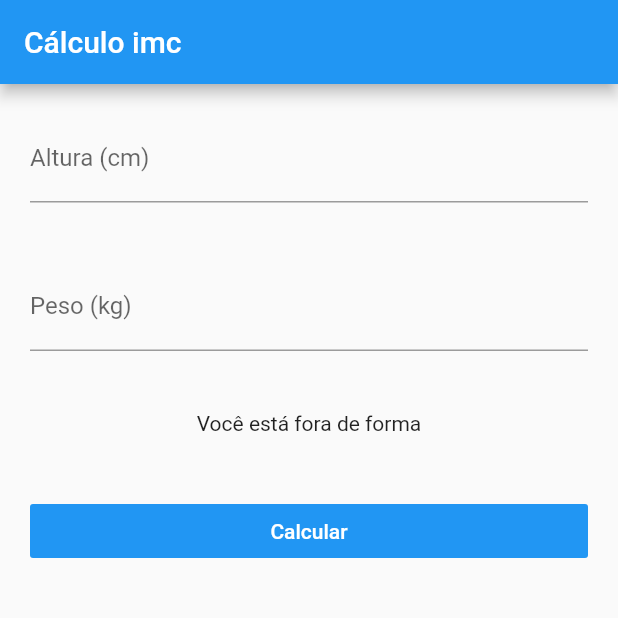
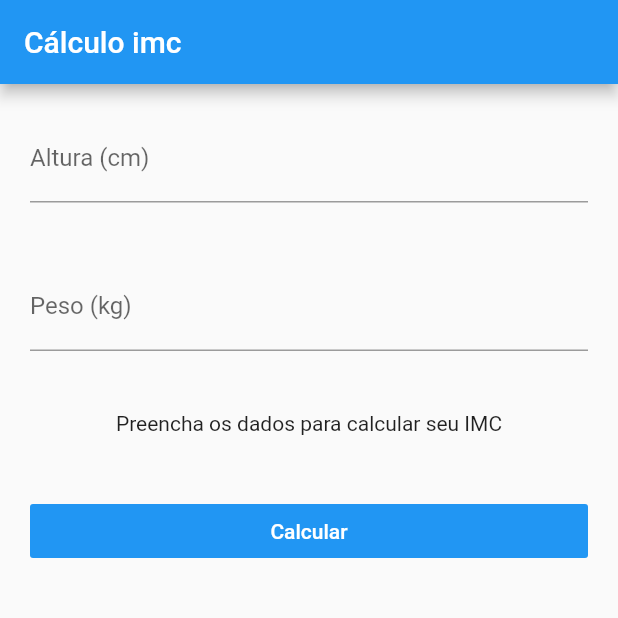
Before and after one commit to kauemurakami/flutter-bloc-imc, a Flutter app: the screen it shows after launch, after a tap on "Calcular", on a phone screen of 412 x 824 dp, the top half of it. Run offline on Flutter 3.47's test engine with Material 2 defaults, Android fonts, the phone set to English and light mode, and no system bars; our stand-ins replace flutter_masked_text.

Commit message:
utilizando bloc

```diff
--- /dev/null
+++ b/lib/blocs/imc.bloc.dart
@@ -0,0 +1,29 @@
+import 'package:flutter_masked_text/flutter_masked_text.dart';
+
+class imcBloc{
+
+  var heightController = new MaskedTextController(mask: '000');
+  var weightController = new MaskedTextController(mask: '000');
+  var result = "Preencha os dados para calcular seu IMC";
+
+  calculate(){
+    double weight = double.parse(weightController.text);
+    double height = double.parse(heightController.text) / 100;
+    double imc = weight / (height * height);
+
+    if(imc < 18.6){
+      result = "Abaixo do peso (${imc.toStringAsPrecision(2)})";
+    }else if( imc >= 18.6 && imc <= 24.9 ){
+      result = "Peso ideal (${imc.toStringAsPrecision(2)})";
+    }else if( imc >= 24.9 && imc <= 29.9 ){
+      result = "Levemente acima do peso (${imc.toStringAsPrecision(2)})";
+    }else if( imc >= 29.9 && imc <= 34.9 ){
+      result = "Obesidade Grau 1 (${imc.toStringAsPrecision(2)})";
+    }else if( imc >= 34.9 && imc <= 29.9 ){
+      result = "Obesidade Grau 1I (${imc.toStringAsPrecision(2)})";
+    }else if( imc >= 40){
+      result = "Obesidade Gray III (${imc.toStringAsPrecision(2)})";
+    }
+
+  }
+}
--- a/lib/ui/android/pages/home.page.dart
+++ b/lib/ui/android/pages/home.page.dart
@@ -1,4 +1,5 @@
 import 'package:flutter/material.dart';
+import 'package:imcbloc/blocs/imc.bloc.dart';
 
 class HomePage extends StatefulWidget {
   @override
@@ -6,6 +7,8 @@ class HomePage extends StatefulWidget {
 }
 
 class _HomePageState extends State<HomePage> {
+  var bloc = imcBloc();
+
   @override
   Widget build(BuildContext context) {
     return Scaffold(
@@ -21,6 +24,7 @@ class _HomePageState extends State<HomePage> {
                 labelText: "Altura (cm)",
               ),
               keyboardType: TextInputType.number,
+              controller: bloc.heightController,
             ),
           ),
           Padding(
@@ -30,12 +34,13 @@ class _HomePageState extends State<HomePage> {
                 labelText: "Peso (kg)",
               ),
               keyboardType: TextInputType.number,
+              controller: bloc.weightController,
             ),
           ),
           Padding(
             padding: EdgeInsets.all(20),
             child: Text(
-              "Você está fora de forma",
+                bloc.result,
                 textAlign: TextAlign.center,
               ),
             ),
@@ -50,7 +55,9 @@ class _HomePageState extends State<HomePage> {
                 ),
               ),
               onPressed: (){
-
+                setState(() {
+                  bloc.calculate();
+                });
               },
             ),
           ),
```
Also changed, not shown: lib/ui/ios/pages/home.page.dart (+36 -1 lines).
